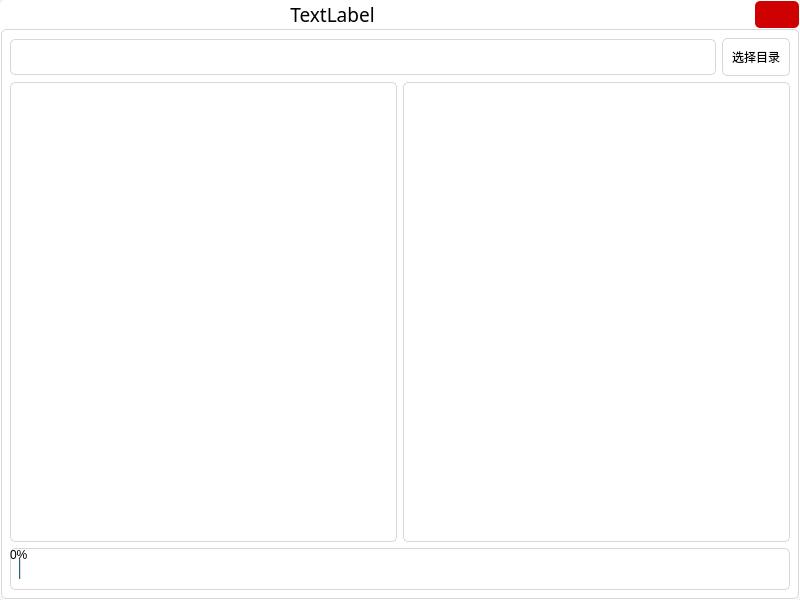
The window that shizhan_file_duplicate_detecte/widget.ui (newsb/qtdemo) describes before a commit, drawn with Qt 5.
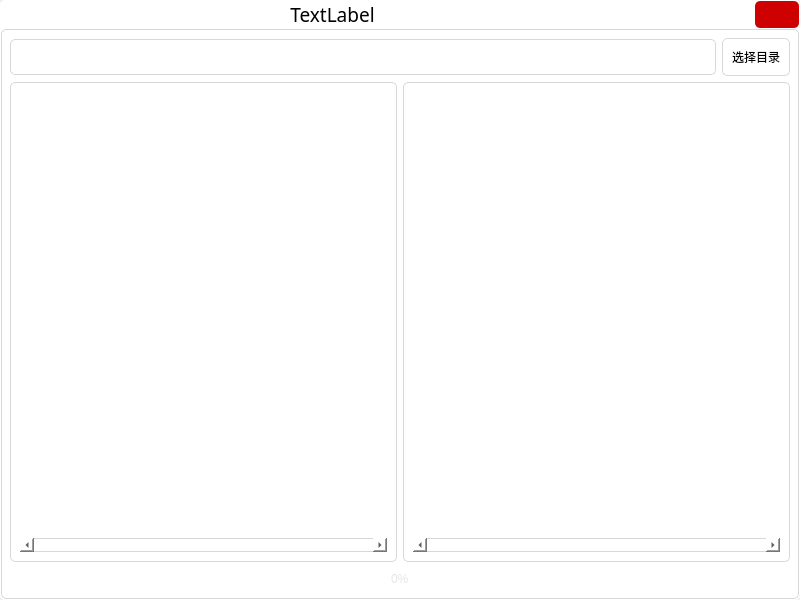
The same window after the commit.

Patch:
```diff
--- a/shizhan_file_duplicate_detecte/widget.ui
+++ b/shizhan_file_duplicate_detecte/widget.ui
@@ -13,6 +13,9 @@
   <property name="windowTitle">
    <string>Widget</string>
   </property>
+  <property name="styleSheet">
+   <string notr="true"/>
+  </property>
   <layout class="QVBoxLayout" name="verticalLayout_2">
    <property name="leftMargin">
     <number>0</number>
@@ -206,18 +209,102 @@
                <height>0</height>
               </size>
              </property>
+             <property name="autoFillBackground">
+              <bool>false</bool>
+             </property>
              <property name="styleSheet">
-              <string notr="true"/>
+              <string notr="true"> QScrollBar{
+    background-color: none;
+    border: 1px solid blue;
+    border-radius: 5px;
+    padding: 1px;
+}
+QScrollBar:hover{
+    border-color:red;
+}
+QScrollBar::handle{
+    border-radius: 3px;
+    background: green; 
+}
+QScrollBar::handle:hover {
+    background: gray;
+}
+
+QScrollBar::add-line, QScrollBar::sub-line,
+QScrollBar::add-page, QScrollBar::sub-page {
+    width: 1px;
+    background: transparent;
+}
+</string>
+             </property>
+             <property name="horizontalScrollBarPolicy">
+              <enum>Qt::ScrollBarAlwaysOn</enum>
+             </property>
+             <property name="sizeAdjustPolicy">
+              <enum>QAbstractScrollArea::AdjustIgnored</enum>
+             </property>
+             <property name="showDropIndicator" stdset="0">
+              <bool>false</bool>
+             </property>
+             <property name="viewMode">
+              <enum>QListView::IconMode</enum>
              </property>
             </widget>
            </item>
            <item>
-            <widget class="QListWidget" name="listWidget_2"/>
+            <widget class="QListWidget" name="listWidget_2">
+             <property name="styleSheet">
+              <string notr="true"> QScrollBar{
+    background-color: none;
+    border: 1px solid blue;
+    border-radius: 5px;
+    padding: 1px;
+}
+QScrollBar:hover{
+    border-color:red;
+}
+QScrollBar::handle{
+    border-radius: 3px;
+    background: green; 
+}
+QScrollBar::handle:hover {
+    background: gray;
+}
+
+QScrollBar::add-line, QScrollBar::sub-line,
+QScrollBar::add-page, QScrollBar::sub-page {
+    width: 1px;
+    background: transparent;
+}
+</string>
+             </property>
+             <property name="horizontalScrollBarPolicy">
+              <enum>Qt::ScrollBarAlwaysOn</enum>
+             </property>
+            </widget>
            </item>
           </layout>
          </item>
          <item>
           <widget class="QProgressBar" name="progressBar">
+           <property name="styleSheet">
+            <string notr="true">QProgressBar {
+   border:none;   /*无边框*/
+      background:white;
+      text-align:center;   /*文本的位置*/
+      color: rgb(229, 229, 229);  /*文本颜色*/
+
+	padding:0px;
+      border-radius:5px;
+}
+
+QProgressBar::chunk { 
+	background-color:rgb(58, 154, 255);
+    border-radius:4px;
+      border-radius:5px;
+	margin:0px;
+}</string>
+           </property>
            <property name="value">
             <number>0</number>
            </property>
```
